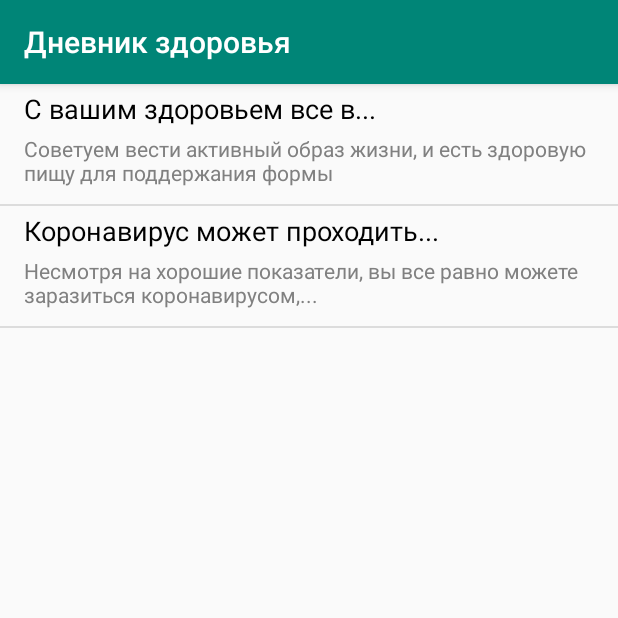
After one commit to handlerxix/HealthDiary, an Android app: the fragment RecommendationsFragment shown on its own in the app's theme, on a phone screen of 412 x 824 dp, the top half of it. The commit adds this screen. Run offline under Robolectric (Android 15) with nearby library versions, the phone set to English and light mode, and no system bars.

Commit message:
add recommendations page for user

```diff
--- a/app/src/main/java/com/example/healthdiary/db/DBHelper.kt
+++ b/app/src/main/java/com/example/healthdiary/model/DBHelper.kt
@@ -1,9 +1,8 @@
-package com.example.healthdiary.db
+package com.example.healthdiary.model
 
 import android.content.Context
 import android.database.sqlite.SQLiteDatabase
 import android.database.sqlite.SQLiteOpenHelper
-import java.util.*
 import kotlin.collections.ArrayList
 
 class DBHelper(context: Context, factory: SQLiteDatabase.CursorFactory? = null) :
--- /dev/null
+++ b/app/src/main/java/com/example/healthdiary/model/Recommendation.kt
@@ -0,0 +1,10 @@
+package com.example.healthdiary.model
+
+import com.example.healthdiary.ui.CodeValue
+import java.io.Serializable
+
+data class Recommendation(
+    val title: String,
+    val text: String,
+    val condition: CodeValue
+) : Serializable
--- a/app/src/main/java/com/example/healthdiary/db/UserParameter.kt
+++ b/app/src/main/java/com/example/healthdiary/model/UserParameter.kt
@@ -1,4 +1,4 @@
-package com.example.healthdiary.db
+package com.example.healthdiary.model
 
 import android.database.Cursor
 import kotlin.collections.ArrayList
--- /dev/null
+++ b/app/src/main/java/com/example/healthdiary/ui/recommendations/RecommendationListAdapter.kt
@@ -0,0 +1,40 @@
+package com.example.healthdiary.ui.recommendations
+
+import android.annotation.SuppressLint
+import android.content.Context
+import android.util.Log
+import android.view.LayoutInflater
+import android.view.View
+import android.view.ViewGroup
+import android.widget.ArrayAdapter
+import android.widget.TextView
+import com.example.healthdiary.R
+import com.example.healthdiary.model.Recommendation
+import com.example.healthdiary.ui.cutWordsWithEnding
+
+class RecommendationListAdapter(context: Context, objects: List<Recommendation>) :
+    ArrayAdapter<Recommendation>(context, R.layout.item_list_element, objects) {
+
+    override fun getView(position: Int, convertView: View?, parent: ViewGroup): View {
+        return if (convertView != null) {
+            convertView
+        } else {
+            Log.d(javaClass.toString(), "getView")
+            val v =
+                LayoutInflater
+                    .from(this.context)
+                    .inflate(R.layout.item_list_element, parent, false)
+            createViewFromResource(v, position)
+        }
+    }
+
+    @SuppressLint("SetTextI18n")
+    fun createViewFromResource(v: View, position: Int): View {
+        val title: TextView = v.findViewById(R.id.recommendation_title)
+        val descr: TextView = v.findViewById(R.id.recommendation_description)
+        val recommendation = getItem(position)!!
+        title.text = recommendation.title.cutWordsWithEnding(30)
+        descr.text = recommendation.text.cutWordsWithEnding(80)
+        return v
+    }
+}
--- /dev/null
+++ b/app/src/main/java/com/example/healthdiary/ui/recommendations/RecommendationsFragment.kt
@@ -0,0 +1,23 @@
+package com.example.healthdiary.ui.recommendations
+
+import android.os.Bundle
+import android.view.LayoutInflater
+import android.view.View
+import android.view.ViewGroup
+import android.widget.*
+import androidx.fragment.app.Fragment
+import com.example.healthdiary.R
+import com.google.android.material.floatingactionbutton.FloatingActionButton
+
+class RecommendationsFragment : Fragment() {
+
+    override fun onCreateView(
+        inflater: LayoutInflater,
+        container: ViewGroup?,
+        savedInstanceState: Bundle?
+    ): View? {
+        val root = inflater.inflate(R.layout.fragment_recommendations, container, false)
+
+        return root
+    }
+}
--- /dev/null
+++ b/app/src/main/java/com/example/healthdiary/ui/recommendations/RecommendationsListFragment.kt
@@ -0,0 +1,86 @@
+package com.example.healthdiary.ui.recommendations
+
+import android.content.Intent
+import android.os.Bundle
+import android.view.View
+import android.widget.ListView
+import androidx.fragment.app.ListFragment
+import com.example.healthdiary.R
+import com.example.healthdiary.model.DBHelper
+import com.example.healthdiary.model.Recommendation
+import com.example.healthdiary.model.UserParameter
+import com.example.healthdiary.utils.RecommendationsUtil
+import com.example.healthdiary.ui.CodeValue
+import com.example.healthdiary.ui.AppHelper
+
+class RecommendationsListFragment : ListFragment() {
+
+    override fun onActivityCreated(savedInstanceState: Bundle?) {
+        super.onActivityCreated(savedInstanceState)
+        val recommendationsService =
+            RecommendationsUtil()
+        val dbHelper = DBHelper(requireContext())
+        val userParams = dbHelper.getUserParameterList()
+        val userRecommendations = getUserRecommendations(recommendationsService, userParams)
+        listAdapter = RecommendationListAdapter(requireContext(), userRecommendations)
+    }
+
+    override fun onListItemClick(l: ListView, v: View, position: Int, id: Long) {
+        val recommendation = l.getItemAtPosition(position) as Recommendation
+        val intent = Intent(activity, RecommendationActivity::class.java)
+        val bundle = Bundle()
+        bundle.putSerializable("recommendation", recommendation)
+        intent.putExtra("bundle", bundle)
+        requireContext().startActivity(intent)
+    }
+
+    private fun getUserRecommendations(
+        util: RecommendationsUtil,
+        userParameters: List<UserParameter>
+    ): List<Recommendation> {
+        val allRecommendationsList = util.getRecommendations()
+        val userProblems = getUserProblemsList(userParameters)
+        return allRecommendationsList.filter { recommendation ->
+            userProblems.contains(
+                recommendation.condition
+            )
+        }
+    }
+
+    private fun getUserProblemsList(userParams: List<UserParameter>): ArrayList<CodeValue> {
+        val codesList = ArrayList<CodeValue>()
+        var weight = 0f
+        var height = 0f
+        userParams.forEach { param ->
+            when (param.name) {
+                getString(R.string.weight) -> {
+                    weight = param.value.toFloat()
+                }
+                getString(R.string.height) -> {
+                    height = param.value.toFloat()
+                }
+                getString(R.string.temp) -> {
+                    val tempCode = AppHelper.getTempCode(param.value.toFloat())
+                    if (tempCode != null) {
+                        codesList.add(tempCode)
+                    }
+                }
+                getString(R.string.pressure) -> {
+                    val pressCode = AppHelper.getPressCode(param.value.toFloat())
+                    if (pressCode != null) {
+                        codesList.add(pressCode)
+                    }
+                }
+            }
+        }
+        val massIndex = AppHelper.getMassIndex(weight, height)
+        val massIndexCode = AppHelper.getWeightProblemCode(massIndex)
+        if (massIndexCode != null) {
+            codesList.add(massIndexCode)
+        }
+        if (codesList.isEmpty()) {
+            codesList.add(CodeValue.FINE_CODE)
+        }
+        return codesList
+    }
+}
--- /dev/null
+++ b/app/src/main/java/com/example/healthdiary/utils/RecommendationsUtil.kt
@@ -0,0 +1,85 @@
+package com.example.healthdiary.utils
+
+import com.example.healthdiary.model.Recommendation
+import com.example.healthdiary.ui.CodeValue
+
+class RecommendationsUtil {
+
+    fun getRecommendations(): List<Recommendation> {
+        return listOf(
+            Recommendation(
+                "Примите гибидроциклофинадол при простуде",
+                "Данное лекарство позвволяет сбить высокую емпературу и обеспростудить вас",
+                CodeValue.HIGH_TEMP
+            ),
+            Recommendation(
+                "Пейте больше жидкости",
+                "Из-за повышенного потооделения требуется пить больше жидкости",
+                CodeValue.HIGH_TEMP
+            ),
+            Recommendation(
+                "Пейте гранатовый сок",
+                "Пониженная температура может быть свидетелем низкого уровня гемоглобина. " +
+                        "Длительное употребление гранатового сока позволяет повысить уровень гемоглобина " +
+                        "в крови.",
+                CodeValue.LOW_TEMP
+            ),
+            Recommendation(
+                "Вероятный Гипотиреоз, рекомендуется посетить эндокринолога",
+                "Пониженная температура может быть свидетелем Гипотиреоз. " +
+                        "Рекомендуется посетить эндокриногола для выявления заболевания и назначения " +
+                        "соответствующего лечения",
+                CodeValue.LOW_TEMP
+            ),
+            Recommendation(
+                "Пейте мочегонные средства",
+                "При повышенном давлении имеет смысл принять мочегонное средство." +
+                        " Также рекомендуется снизить количество употребляемых жидкостей",
+                CodeValue.HIGH_PRESS
+            ),
+            Recommendation(
+                "Постарайтесь меньше нервничать",
+                "Причиной высокого давления может быть стресс. Постарайтесь меньше нервничать",
+                CodeValue.HIGH_PRESS
+            ),
+            Recommendation(
+                "Выпейте Лозартан",
+                "Данное средство понижает давление",
+                CodeValue.HIGH_PRESS
+            ),
+            Recommendation(
+                "При низком давлении обратитесь к врачу",
+                "При низком давлении обратитесь к врачу",
+                CodeValue.LOW_PRESS
+            ),
+            Recommendation(
+                "Исключите жирную пищу из рациона",
+                "Питайтесь растительной едой (салаты и прочая зелень) чтобы снизить вес",
+                CodeValue.HIGH_WEIGHT_INDEX
+            ),
+            Recommendation(
+                "Займитесь спортом",
+                "Важно сжигать полученные за день калории, чтобы они не уходили в излишек веса",
+                CodeValue.HIGH_WEIGHT_INDEX
+            ),
+            Recommendation(
+                "Обратитесь к эндокринологу",
+                "Низкий вес является свидетельством проблем в гармональной системе," +
+                        " рекомендуем обратиться к эндокринологу",
+                CodeValue.LOW_WEIGHT_INDEX
+            ),
+            Recommendation(
+                "С вашим здоровьем все в порядке!",
+                "Советуем вести активный образ жизни, и есть здоровую пищу для поддержания формы",
+                CodeValue.FINE_CODE
+            ),
+            Recommendation(
+                "Коронавирус может проходить безсимптомно!",
+                "Несмотря на хорошие показатели, вы все равно можете заразиться коронавирусом," +
+                        " рекомендуем пройти тест на коронавирус!",
+                CodeValue.FINE_CODE
+            )
+        )
+    }
+
+}
--- /dev/null
+++ b/app/src/main/res/layout/fragment_recommendations.xml
@@ -0,0 +1,16 @@
+<?xml version="1.0" encoding="utf-8"?>
+<androidx.constraintlayout.widget.ConstraintLayout xmlns:android="http://schemas.android.com/apk/res/android"
+        xmlns:app="http://schemas.android.com/apk/res-auto"
+        xmlns:tools="http://schemas.android.com/tools"
+        android:layout_width="match_parent"
+        android:layout_height="match_parent">
+
+    <androidx.fragment.app.FragmentContainerView
+            android:id="@+id/nav_recommendations_list"
+            android:name="com.example.healthdiary.ui.recommendations.RecommendationsListFragment"
+            android:layout_width="match_parent"
+            android:layout_height="match_parent"
+            android:label="@string/menu_recommendations"
+            tools:layout="@layout/fragment_recommendations_list" />
+
+</androidx.constraintlayout.widget.ConstraintLayout>
--- /dev/null
+++ b/app/src/main/res/layout/fragment_recommendations_list.xml
@@ -0,0 +1,6 @@
+<?xml version="1.0" encoding="utf-8"?>
+<androidx.constraintlayout.widget.ConstraintLayout xmlns:android="http://schemas.android.com/apk/res/android"
+        android:layout_width="match_parent"
+        android:layout_height="match_parent">
+
+</androidx.constraintlayout.widget.ConstraintLayout>
--- /dev/null
+++ b/app/src/main/res/layout/item_list_element.xml
@@ -0,0 +1,37 @@
+<?xml version="1.0" encoding="utf-8"?>
+<androidx.appcompat.widget.LinearLayoutCompat xmlns:android="http://schemas.android.com/apk/res/android"
+    android:id="@+id/watertrack_history_list_element"
+    android:layout_width="match_parent"
+    android:layout_height="match_parent"
+    android:orientation="horizontal"
+    android:paddingLeft="16dp"
+    android:paddingRight="16dp">
+
+    <LinearLayout
+            android:layout_width="match_parent"
+            android:layout_height="80dp"
+            android:orientation="vertical">
+
+        <TextView
+                android:id="@+id/recommendation_title"
+                android:layout_width="match_parent"
+                android:layout_height="wrap_content"
+                android:layout_weight="1"
+                android:background="@android:color/transparent"
+                android:gravity="center_vertical"
+                android:text="@string/recommendation"
+                android:textColor="@android:color/black"
+                android:textSize="18sp" />
+
+        <TextView
+                android:id="@+id/recommendation_description"
+                android:layout_width="match_parent"
+                android:layout_height="37dp"
+                android:layout_weight="1"
+                android:background="@android:color/transparent"
+                android:text="@string/recommendation"
+                android:textColor="@android:color/tertiary_text_dark"
+                android:textSize="14sp" />
+    </LinearLayout>
+
+</androidx.appcompat.widget.LinearLayoutCompat>
--- a/app/src/main/res/menu/activity_main_drawer.xml
+++ b/app/src/main/res/menu/activity_main_drawer.xml
@@ -8,5 +8,9 @@
                 android:id="@+id/nav_main"
                 android:icon="@drawable/main_icon1"
                 android:title="@string/menu_main" />
+        <item
+                android:id="@+id/nav_recommendations"
+                android:icon="@drawable/rec_icon1"
+                android:title="@string/menu_recommendations" />
     </group>
 </menu>
--- a/app/src/main/res/values/strings.xml
+++ b/app/src/main/res/values/strings.xml
@@ -41,6 +41,10 @@
     <string name="high_press">Повышенное давлене</string>
     <string name="low_press">Пониженное давление</string>
     <string name="norm_press">Давление в пределах нормы</string>
+    <string name="menu_recommendations">Рекомендации</string>
+    <string name="recommendation">Рекомендация</string>
+    <string name="title">Title</string>
+    <string name="recommendation_text">Текст рекомендации</string>
 
     <string-array name="sex_list">
         <item>Женский</item>
```
Also changed, not shown: app/src/main/java/com/example/healthdiary/ui/main/MainFragment.kt (renamed from app/src/main/java/com/example/healthdiary/ui/MainFragment.kt, +12 -7 lines), app/src/main/java/com/example/healthdiary/ui/recommendations/RecommendationActivity.kt (added, +32 -0 lines), app/src/main/res/layout/activity_recommendation.xml (added, +45 -0 lines), app/src/main/res/layout/fragment_main.xml (+44 -5 lines), app/src/main/res/navigation/mobile_navigation.xml (+7 -1 lines), app/src/main/res/drawable/rec_icon.png (added), app/src/main/res/drawable/rec_icon1.png (added).
